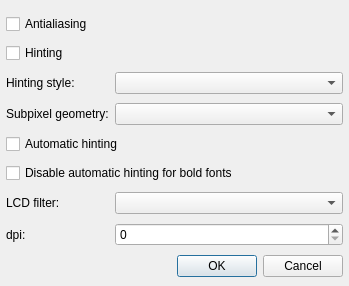
Above: qt5ct/src/qt5ct/fontconfigdialog.ui from Martchus/qt5ct before the change. Below: the same form after it.
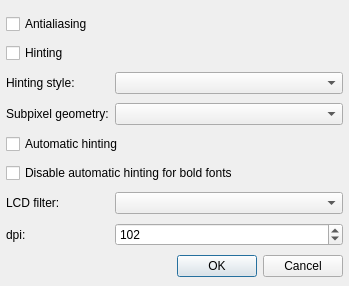
That is the form after the change.

```diff
--- a/qt5ct/src/qt5ct/fontconfigdialog.ui
+++ b/qt5ct/src/qt5ct/fontconfigdialog.ui
@@ -106,6 +106,15 @@
        <verstretch>0</verstretch>
       </sizepolicy>
      </property>
+     <property name="minimum">
+      <number>80</number>
+     </property>
+     <property name="maximum">
+      <number>180</number>
+     </property>
+     <property name="value">
+      <number>102</number>
+     </property>
     </widget>
    </item>
   </layout>
```
Left out of the diff: 4 changed lines with no effect on the pictures.
